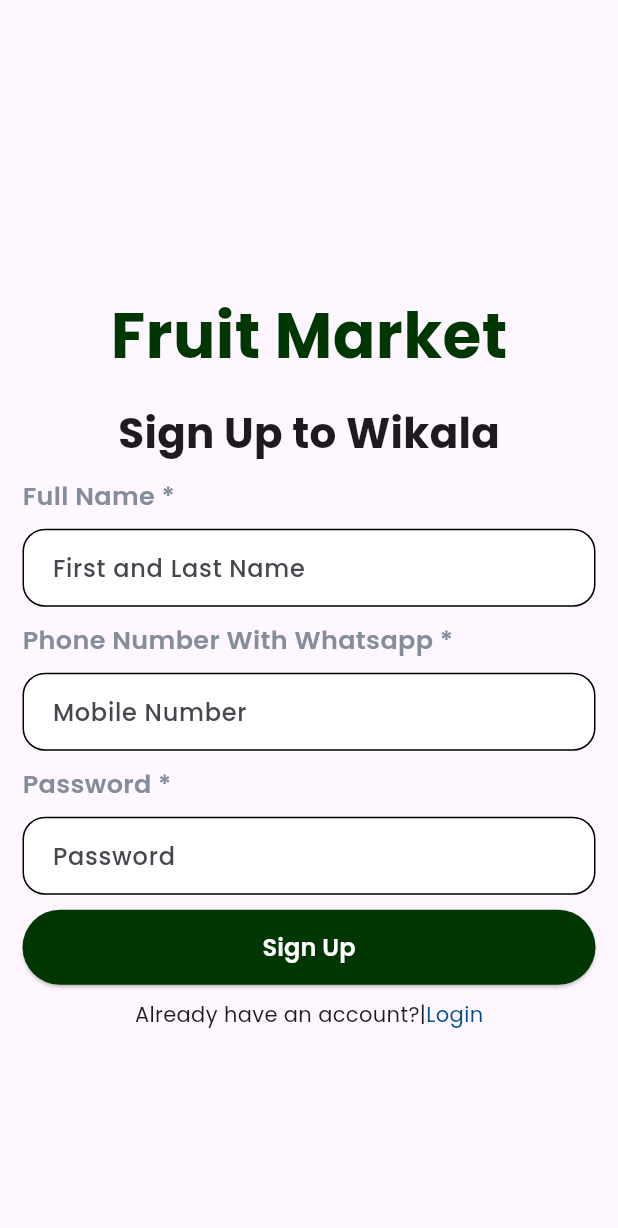
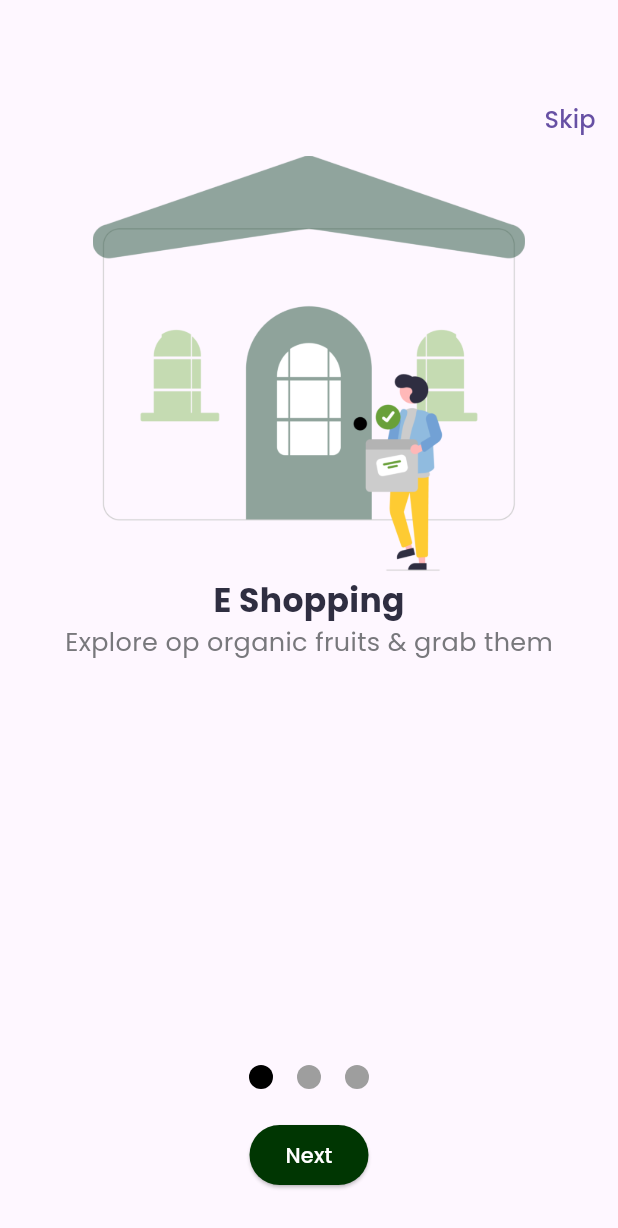
Before and after one commit to amrelmaadawy/fruit-app, a Flutter app: the screen it shows after launch, on a phone screen of 412 x 824 dp. Shown: the top 1228 px of the screen. Run offline on Flutter 3.47's test engine with Material 3 defaults, Android fonts, the phone set to English and light mode, and no system bars; drawn by our look-alikes of smooth_page_indicator; our stand-ins replace flutter_signin_button, font_awesome_flutter, shared_preferences.

Commit message:
First commit

```diff
--- /dev/null
+++ b/lib/features/onboarding/views/onboarding_view.dart
@@ -0,0 +1,147 @@
+import 'package:flutter/material.dart';
+import 'package:fruit_app/core/utils/app_colors.dart';
+import 'package:shared_preferences/shared_preferences.dart';
+import 'package:smooth_page_indicator/smooth_page_indicator.dart';
+
+class OnboardingView extends StatefulWidget {
+  const OnboardingView({super.key});
+
+  @override
+  State<OnboardingView> createState() => _OnboardingViewState();
+}
+
+class _OnboardingViewState extends State<OnboardingView> {
+  PageController pageController = PageController();
+  bool isLastPage = false;
+
+  @override
+  void dispose() {
+    pageController.dispose();
+    super.dispose();
+  }
+
+  @override
+  Widget build(BuildContext context) {
+    final isDark = Theme.of(context).brightness == Brightness.dark;
+
+    return Scaffold(
+      appBar: AppBar(),
+      body: SafeArea(
+        child: Column(
+          children: [
+            // Skip button at top right
+            Align(
+              alignment: Alignment.topRight,
+              child: TextButton(
+                onPressed: () async {
+                  // final prefs = await SharedPreferences.getInstance();
+                  // prefs.setBool('showHome', true);
+                  // Navigate to home or next screen
+                },
+                child: const Text('Skip', style: TextStyle(fontSize: 16)),
+              ),
+            ),
+
+            // PageView content
+            Expanded(
+              flex: 7,
+              child: PageView(
+                controller: pageController,
+                onPageChanged: (index) {
+                  setState(() {
+                    isLastPage = index == 2;
+                  });
+                },
+                children: [
+                  Center(
+                    child: Column(
+                      children: [
+                        SizedBox(
+                          width: MediaQuery.of(context).size.width * 0.7,
+                          child: Image.asset('assets/images/onboarding.png'),
+                        ),
+                        Text(
+                          'E Shopping',
+                          style: TextStyle(
+                            color: Color(0xff2F2E41),
+                            fontSize: 22,
+                            fontWeight: FontWeight.bold,
+                          ),
+                        ),
+                        Text(
+                          'Explore op organic fruits & grab them',
+                          style: TextStyle(
+                            color: Color(0xff78787C),
+                            fontSize: 17,
+                          ),
+                        ),
+                      ],
+                    ),
+                  ),
+                  Center(child: Text('Onboarding 2')),
+                  Center(child: Text('Onboarding 3')),
+                ],
+              ),
+            ),
+
+            // Smooth Indicator directly under the PageView
+            SmoothPageIndicator(
+              controller: pageController,
+              count: 3,
+              effect: WormEffect(
+                spacing: 16,
+                dotColor: Colors.grey,
+                activeDotColor: isDark ? Colors.white : Colors.black,
+              ),
+              onDotClicked: (index) => pageController.animateToPage(
+                index,
+                duration: const Duration(milliseconds: 500),
+                curve: Curves.easeIn,
+              ),
+            ),
+
+            const SizedBox(height: 20),
+
+            isLastPage
+                ? Padding(
+                    padding: const EdgeInsets.symmetric(horizontal: 20),
+                    child: SizedBox(
+                      width: double.infinity,
+                      child: ElevatedButton(
+                        onPressed: () async {
+                          final prefs = await SharedPreferences.getInstance();
+                          prefs.setBool('showHome', true);
+                        },
+                        child: Text(
+                          'Get Started',
+                          style: TextStyle(
+                            color: isDark ? Colors.black : Colors.white,
+                            fontWeight: FontWeight.bold,
+                          ),
+                        ),
+                      ),
+                    ),
+                  )
+                : ElevatedButton(
+                    style: ElevatedButton.styleFrom(
+                      backgroundColor: kPrimaryColor,
+                    ),
+                    onPressed: () {
+                      pageController.nextPage(
+                        duration: const Duration(milliseconds: 500),
+                        curve: Curves.easeInOut,
+                      );
+                    },
+                    child: const Text(
+                      'Next',
+                      style: TextStyle(color: Colors.white),
+                    ),
+                  ),
+
+            const SizedBox(height: 30),
+          ],
+        ),
+      ),
+    );
+  }
+}
--- a/lib/main.dart
+++ b/lib/main.dart
@@ -1,5 +1,5 @@
 import 'package:flutter/material.dart';
-import 'package:fruit_app/features/auth/views/sign_up_view.dart';
+import 'package:fruit_app/features/onboarding/views/onboarding_view.dart';
 
 void main() {
   runApp(const MyApp());
@@ -10,9 +10,10 @@ class MyApp extends StatelessWidget {
 
   @override
   Widget build(BuildContext context) {
-
     return MaterialApp(
       theme: ThemeData(fontFamily: 'Poppins'),
-      debugShowCheckedModeBanner: false, home: SignUpView());
+      debugShowCheckedModeBanner: false,
+      home: OnboardingView(),
+    );
   }
 }
```
Also changed, not shown: lib/features/splash/views/splash_view.dart (+67 -4 lines), assets/images/onboarding.png.
